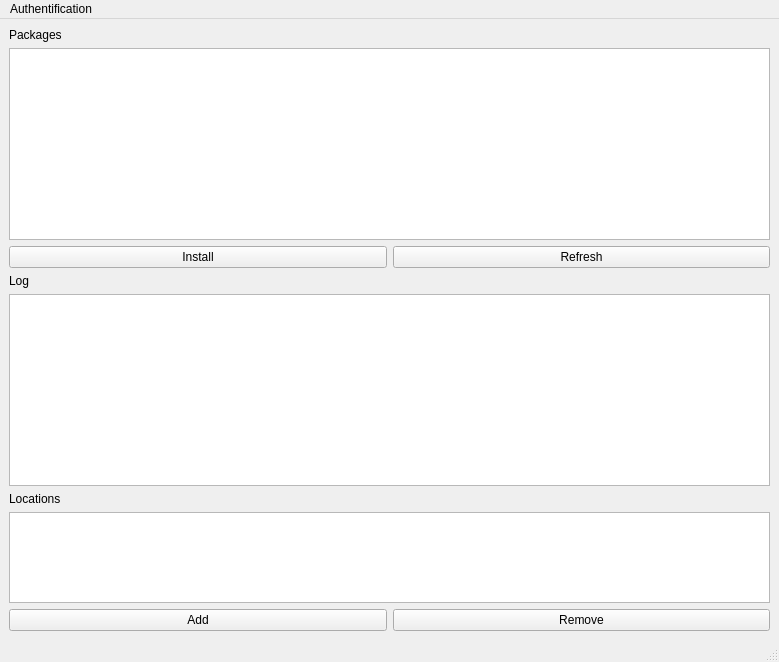
Before: the Qt Designer form deploygui/src/openalea/deploygui/resources/mainwindow.ui in openalea/openalea, drawn with Qt 5.
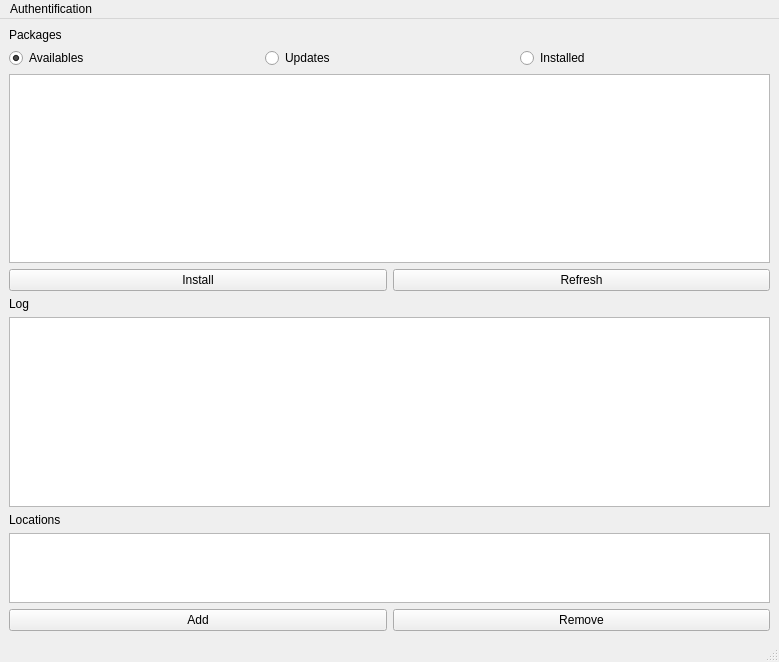
After: the same form once the commit is applied. Icons and pictures are not drawn.

```diff
--- a/deploygui/src/openalea/deploygui/resources/mainwindow.ui
+++ b/deploygui/src/openalea/deploygui/resources/mainwindow.ui
@@ -17,21 +17,6 @@
   </property>
   <widget class="QWidget" name="centralwidget" >
    <layout class="QVBoxLayout" >
-    <property name="spacing" >
-     <number>6</number>
-    </property>
-    <property name="leftMargin" >
-     <number>9</number>
-    </property>
-    <property name="topMargin" >
-     <number>9</number>
-    </property>
-    <property name="rightMargin" >
-     <number>9</number>
-    </property>
-    <property name="bottomMargin" >
-     <number>9</number>
-    </property>
     <item>
      <widget class="QLabel" name="label" >
       <property name="text" >
@@ -39,6 +24,34 @@
       </property>
      </widget>
     </item>
+    <item>
+     <layout class="QHBoxLayout" >
+      <item>
+       <widget class="QRadioButton" name="radioButton_2" >
+        <property name="text" >
+         <string>Availables</string>
+        </property>
+        <property name="checked" >
+         <bool>true</bool>
+        </property>
+       </widget>
+      </item>
+      <item>
+       <widget class="QRadioButton" name="radioButton" >
+        <property name="text" >
+         <string>Updates</string>
+        </property>
+       </widget>
+      </item>
+      <item>
+       <widget class="QRadioButton" name="radioButton_3" >
+        <property name="text" >
+         <string>Installed</string>
+        </property>
+       </widget>
+      </item>
+     </layout>
+    </item>
     <item>
      <widget class="QListWidget" name="packageList" >
       <property name="selectionMode" >
```
